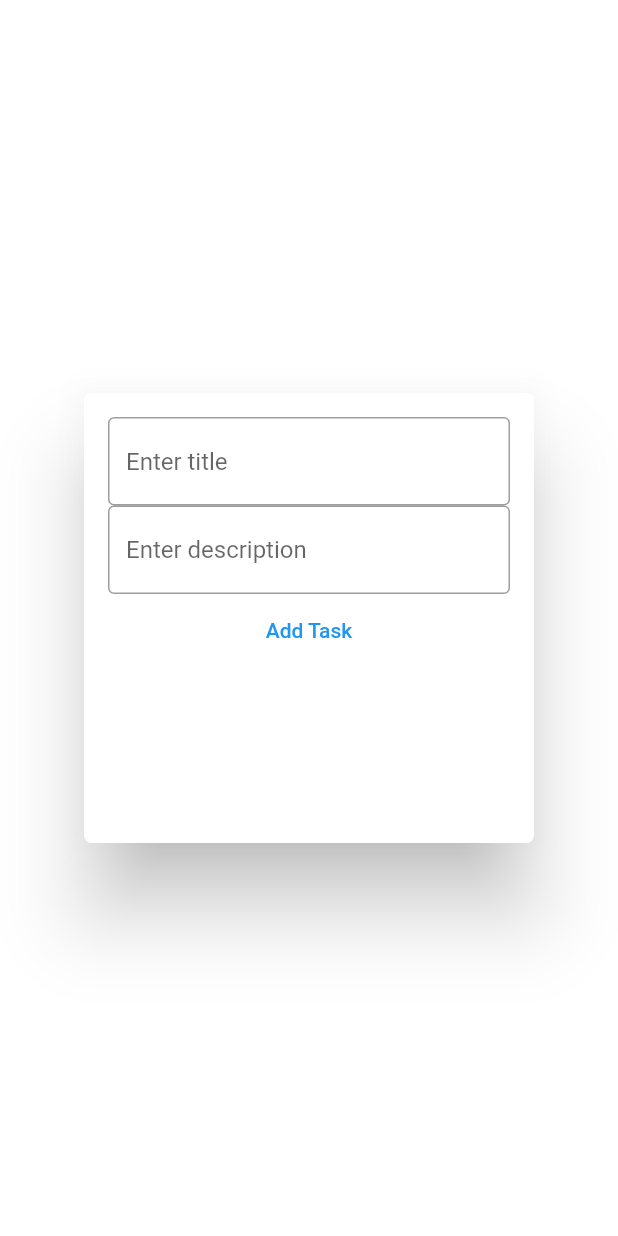
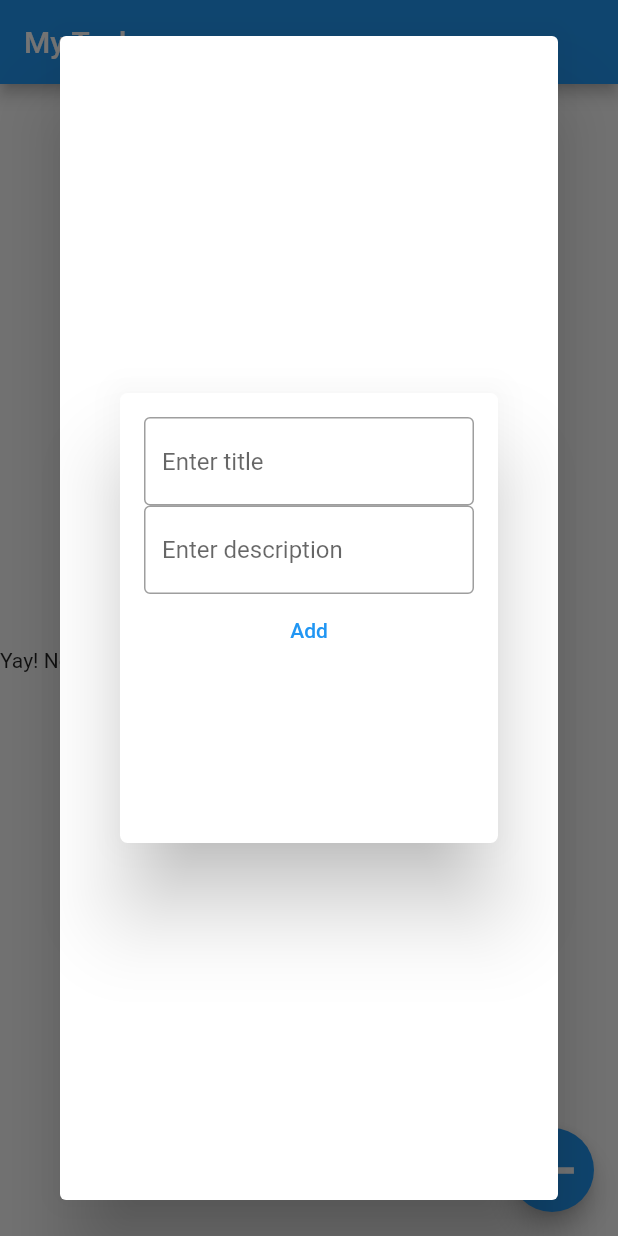
Before and after one commit to Aadeesh11/WorkshopTaskPublic, a Flutter app: the screen it shows after launch, after a tap on the "add" icon, on a phone screen of 412 x 824 dp. Run offline on Flutter 3.47's test engine with Material 2 defaults, Android fonts, the phone set to English and light mode, and no system bars.

Commit message:
Added functionlity of adding tasks

```diff
--- a/lib/main.dart
+++ b/lib/main.dart
@@ -1,25 +1,19 @@
 import 'package:flutter/material.dart';
 import 'package:workshop_task/screen/todo_screen.dart';
-import 'package:workshop_task/widgets/add_todo_dialogue.dart';
 
 void main() {
-  runApp(MaterialApp(home: TodoScreen()));
+  runApp(const MaterialApp(home: TodoScreen()));
 }
 
 class MyApp extends StatelessWidget {
   const MyApp({Key key}) : super(key: key);
-
-  // This widget is the root of your application.
   @override
   Widget build(BuildContext context) {
     return MaterialApp(
       title: 'Flutter Demo',
       theme: ThemeData(
-        // is not restarted.
-
         primarySwatch: Colors.blue,
       ),
-      //GO to correct screen.
     );
   }
 }
--- a/lib/models/todo_list.dart
+++ b/lib/models/todo_list.dart
@@ -4,14 +4,14 @@ class TodoList {
   final List<Todo> _allTodos = [];
 
   List<Todo> allTodos() {
-    //TODO:Add logic to complete
+    return _allTodos;
   }
 
   void addTodo(Todo todo) {
-    //TODO:Add logic to add a todo
+    _allTodos.add(todo);
   }
 
   void deleteTodo(Todo todo) {
-    //TODO:Add logic to delete todo
+    _allTodos.remove(todo);
   }
 }
--- a/lib/screen/todo_screen.dart
+++ b/lib/screen/todo_screen.dart
@@ -1,39 +1,72 @@
 import 'package:flutter/material.dart';
+import 'package:workshop_task/models/todo.dart';
 import 'package:workshop_task/models/todo_list.dart';
 import 'package:workshop_task/widgets/add_todo_dialogue.dart';
+import 'package:workshop_task/widgets/todo_list_item.dart';
 
 class TodoScreen extends StatefulWidget {
-  //Update user interface - use statefulwidgets
   const TodoScreen({Key key}) : super(key: key);
-
   @override
   _TodoScreenState createState() => _TodoScreenState();
 }
 
 class _TodoScreenState extends State<TodoScreen> {
+  final TextEditingController titlecontroller = TextEditingController();
+  final TextEditingController desccontroller = TextEditingController();
+  Widget taskdisplay = Row(
+    children: const [
+      Center(
+        child: Center(child: Text("Yay! No Pending Tasks")),
+      )
+    ],
+  );
   TodoList todoList = TodoList();
-
+  Todo content;
   @override
   Widget build(BuildContext context) {
-    return Scaffold(
+    var scaffold = Scaffold(
         appBar: AppBar(
           title: const Text("My Tasks"),
         ),
-      //Done//TODO: Add todo button with this icon => "+".
         floatingActionButton: FloatingActionButton(
-        child: Icon(Icons.add, size: 50),
+          child: const Icon(Icons.add, size: 50),
           onPressed: () {
-          Navigator.push(
-              context,
-              MaterialPageRoute(
-                builder: (context) => const AddTodoDialogue(),
-              ));
+            showDialog(
+                context: context,
+                builder: (context) {
+                  return const Dialog(
+                    child: AddTodoDialogue(),
+                  );
+                }).then((value) {
+              if (value != null) {
+                setState(() {
+                  todoList.addTodo(value);
+                });
+              }
+            });
           },
         ),
-      body: //TODO: Add list view displaying all todo.
-          Container(
-        child: Center(child: Text("Yay! No Pending Tasks")),
+        body: todoList.allTodos().isEmpty
+            ? taskdisplay
+            : ListView.builder(
+                itemBuilder: ((context, index) {
+                  return TodoListItem(
+                    index: index,
+                    todo: todoList.allTodos()[index],
+                  );
+                }),
+                itemCount: todoList.allTodos().length,
+              ) /*ListView(
+        children: [
+          GestureDetector(
+            child: ListTile(
+              title: Text(titlecontroller.text),
+              subtitle: Text(desccontroller.text),
             ),
+          )
+        ],
+      ),*/
         );
+    return scaffold;
   }
 }
--- a/lib/widgets/add_todo_dialogue.dart
+++ b/lib/widgets/add_todo_dialogue.dart
@@ -1,4 +1,6 @@
 import 'package:flutter/material.dart';
+import 'package:workshop_task/models/todo.dart';
+import 'package:workshop_task/models/todo_list.dart';
 import 'package:workshop_task/screen/todo_screen.dart';
 
 class AddTodoDialogue extends StatefulWidget {
@@ -11,6 +13,15 @@ class AddTodoDialogue extends StatefulWidget {
 class _AddTodoDialogueState extends State<AddTodoDialogue> {
   final TextEditingController titlecontroller = TextEditingController();
   final TextEditingController desccontroller = TextEditingController();
+  TodoList listItem = TodoList();
+  Widget taskdisplay = Row(
+    children: const [
+      Center(
+        child: Center(child: Text("Yay! No Pending Tasks")),
+      )
+    ],
+  );
+
   @override
   Widget build(BuildContext context) {
     return Dialog(
@@ -38,15 +49,19 @@ class _AddTodoDialogueState extends State<AddTodoDialogue> {
                     controller: desccontroller,
                   ),
                   TextButton(
-                    child: const Text("Add Task"),
-                    onPressed: () {
-                      Navigator.push(
-                          context,
-                          MaterialPageRoute(
-                            builder: (context) => const TodoScreen(),
-                          ));
-                    },
-                  ),
+                      child: const Text("Add"),
+                      onPressed: () {
+                        if (titlecontroller.text.isNotEmpty &&
+                            desccontroller.text.isNotEmpty) {
+                          setState(() {
+                            Todo content = Todo(
+                                title: titlecontroller.text,
+                                description: desccontroller.text);
+
+                            Navigator.of(context).pop(content);
+                          });
+                        }
+                      }),
                 ],
               ),
             )));
--- a/lib/widgets/todo_list_item.dart
+++ b/lib/widgets/todo_list_item.dart
@@ -1,6 +1,5 @@
 import 'package:flutter/material.dart';
 import 'package:workshop_task/models/todo.dart';
-import 'package:workshop_task/models/todo_list.dart';
 
 class TodoListItem extends StatelessWidget {
   final Todo todo;
```
Lines whose indentation alone changed are shown as unchanged.
